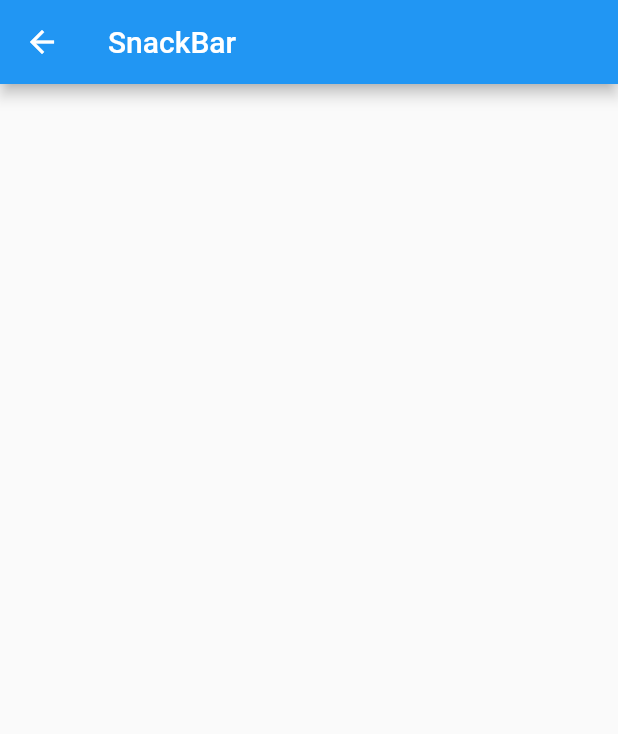
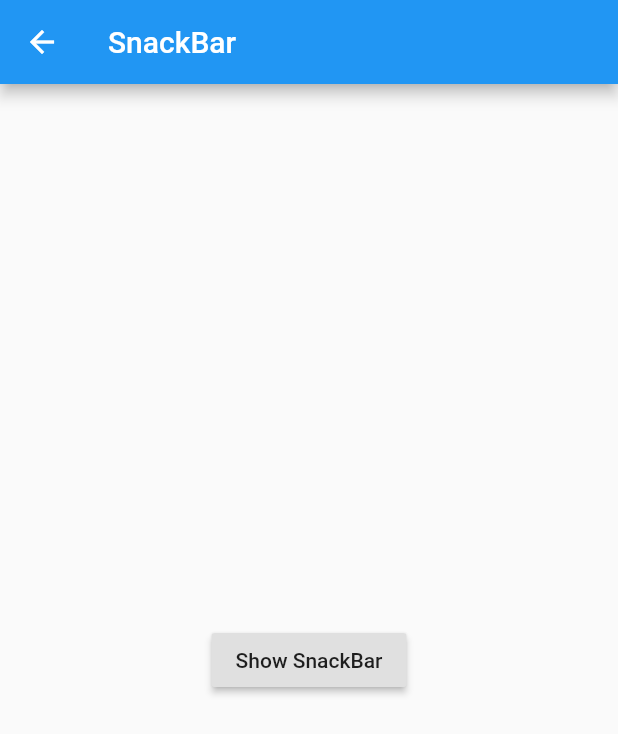
Before and after one commit to freelife1191/flutter_cookbook, a Flutter app: the MySnackBar screen opened directly, on a phone screen of 412 x 824 dp. Shown: the top 734 px of the screen. Run offline on Flutter 3.47's test engine with Material 2 defaults, Android fonts, the phone set to English and light mode, and no system bars.

Commit message:
MySnackBar 구현

```diff
--- a/lib/src/MySnackBar.dart
+++ b/lib/src/MySnackBar.dart
@@ -1,5 +1,8 @@
 import 'package:flutter/material.dart';
 
+/**
+ * 하단 SnackBar 에졔 위젯
+ */
 class MySnackBar extends StatefulWidget {
   @override
   _MySnackBarState createState() => _MySnackBarState();
@@ -9,10 +12,24 @@ class _MySnackBarState extends State<MySnackBar> {
   @override
   Widget build(BuildContext context) {
     return Scaffold(
-      appBar: AppBar(
-        title: Text('SnackBar'),
-      ),
-      body: Container(),
-    );
+        appBar: AppBar(
+          title: Text('SnackBar'),
+        ),
+        body: Builder( // Scaffold 안에 body를 만들때 Builder로 새로운 컨텍스트를 만들고 그 안에 화면을 만들 수 있음
+            builder: (context) => Center(
+                  child: RaisedButton(
+                    onPressed: () {
+                      final snackBar = SnackBar(
+                        content: Text('메일이 삭제 되었습니'), //SnackBar 메세
+                        action: SnackBarAction(label: '취소', onPressed: () {
+                          //눌렀을 때 처리
+                        }),
+                      );
+
+                      Scaffold.of(context).showSnackBar(snackBar); //Scaffold.of를 사용하면 다른 Scaffold 안에서 사용하면 안된다고 에러 Builder 로 해결
+                    },
+                    child: Text('Show SnackBar'),
+                  ),
+                )));
   }
 }
```
Also changed, not shown: lib/main.dart (+7 -0 lines).
